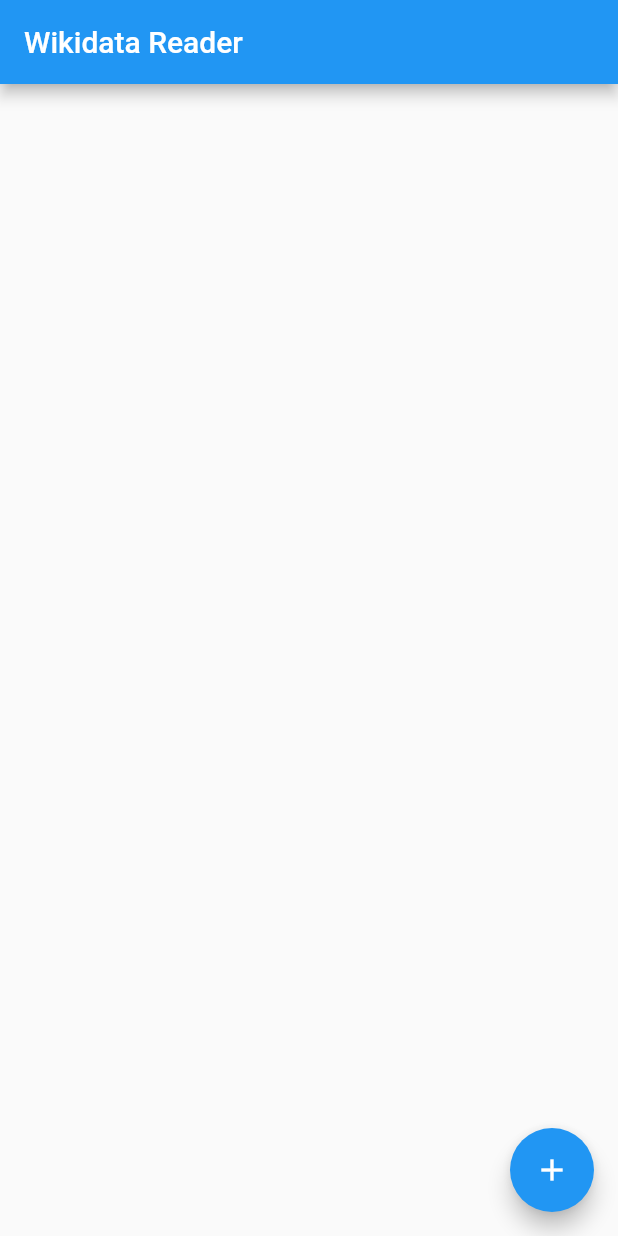
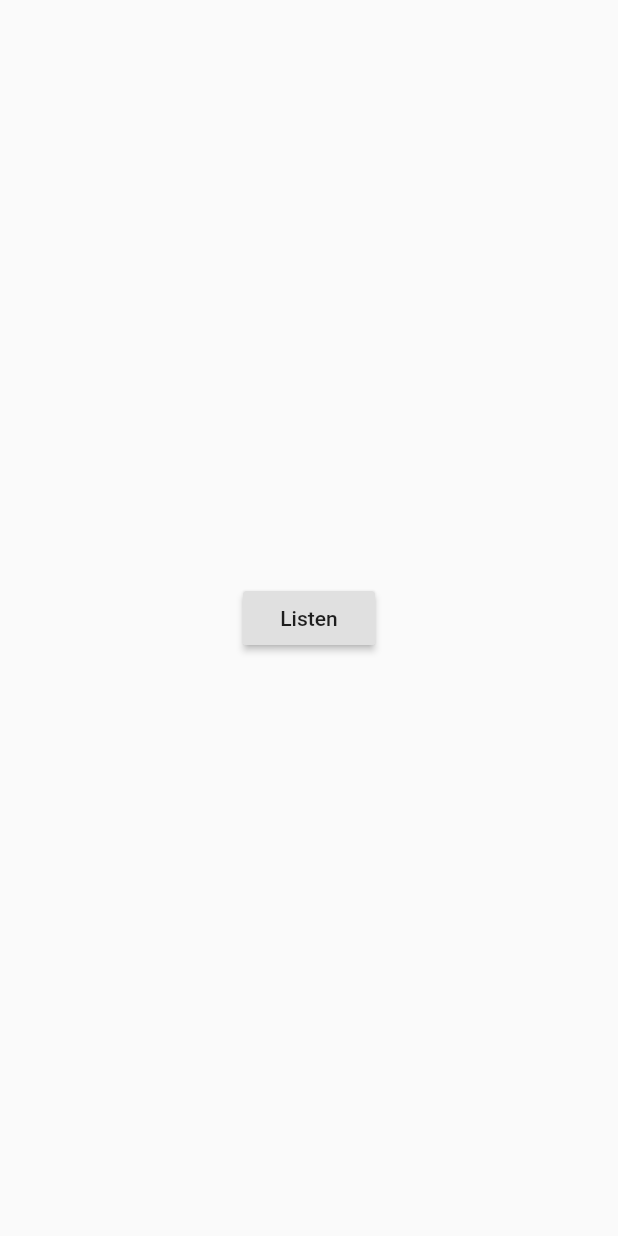
Before and after one commit to Panoptikum-social/wikidata_reader, a Flutter app: the screen it shows after launch, on a phone screen of 412 x 824 dp. Run offline on Flutter 3.47's test engine with Material 2 defaults, Android fonts, the phone set to English and light mode, and no system bars; our stand-ins replace flutter_tts, speech_to_text.

Commit message:
cleaned up code

```diff
--- a/lib/main.dart
+++ b/lib/main.dart
@@ -1,6 +1,6 @@
 import 'package:flutter/material.dart';
 import 'package:flutter_tts/flutter_tts.dart';
-import 'package:speech_to_text/speech_to_text.dart' as stt;
+import 'package:speech_to_text/speech_to_text.dart';
 
 void main() => runApp(MyApp());
 
@@ -9,62 +9,52 @@ class MyApp extends StatelessWidget {
   Widget build(BuildContext context) {
     return MaterialApp(
       title: 'Flutter Demo',
-      home: MyHomePage(title: 'Wikidata Reader'),
+      home: MyHomePage(),
     );
   }
 }
 
 class MyHomePage extends StatefulWidget {
-  MyHomePage({Key key, this.title}) : super(key: key);
-  final String title;
+  MyHomePage({Key key}) : super(key: key);
+
   @override
   _MyHomePageState createState() => _MyHomePageState();
 }
 
 class _MyHomePageState extends State<MyHomePage> {
   FlutterTts flutterTts = new FlutterTts();
-
-  void _incrementCounter() {
-    setState(() {
-      listen();
-    });
-  }
+  SpeechToText speech = SpeechToText();
 
   @override
   Widget build(BuildContext context) {
+    flutterTts.setLanguage("en-US");
+
     return Scaffold(
-      appBar: AppBar(
-        title: Text(widget.title),
-      ),
       body: Center(
-        child: Column(
-          mainAxisAlignment: MainAxisAlignment.center,
-          children: <Widget>[],
+        child: RaisedButton(
+          onPressed: listen,
+          child: Text("Listen"),
         ),
-      ),
-      floatingActionButton: FloatingActionButton(
-        onPressed: _incrementCounter,
-        tooltip: 'Increment',
-        child: Icon(Icons.add),
       ),
     );
   }
 
   listen() async {
-    flutterTts.setLanguage("en-US");
-
-    stt.SpeechToText speech = stt.SpeechToText();
     bool available = await speech.initialize(
-      onStatus: (status) => print("Status: $status"),
       onError: (error) => print("Error: ${error.toString()}"),
     );
-    print("After Initialized");
+
+//    var languages = await speech.locales();
+//    print("Locales available: $languages");
     print("Available: $available");
     if (available) {
-      speech.listen(onResult: (result) {
-        print("Recognized Words: ${result.recognizedWords}");
-        flutterTts.speak(result.recognizedWords);
-      });
+      speech.listen(
+        onResult: (result) {
+          print("Recognized Words: ${result.recognizedWords}");
+          flutterTts.speak(result.recognizedWords);
+        },
+        listenFor: Duration(seconds: 5),
+      );
     } else {
       print("The user has denied the use of speech recognition.");
     }
```
